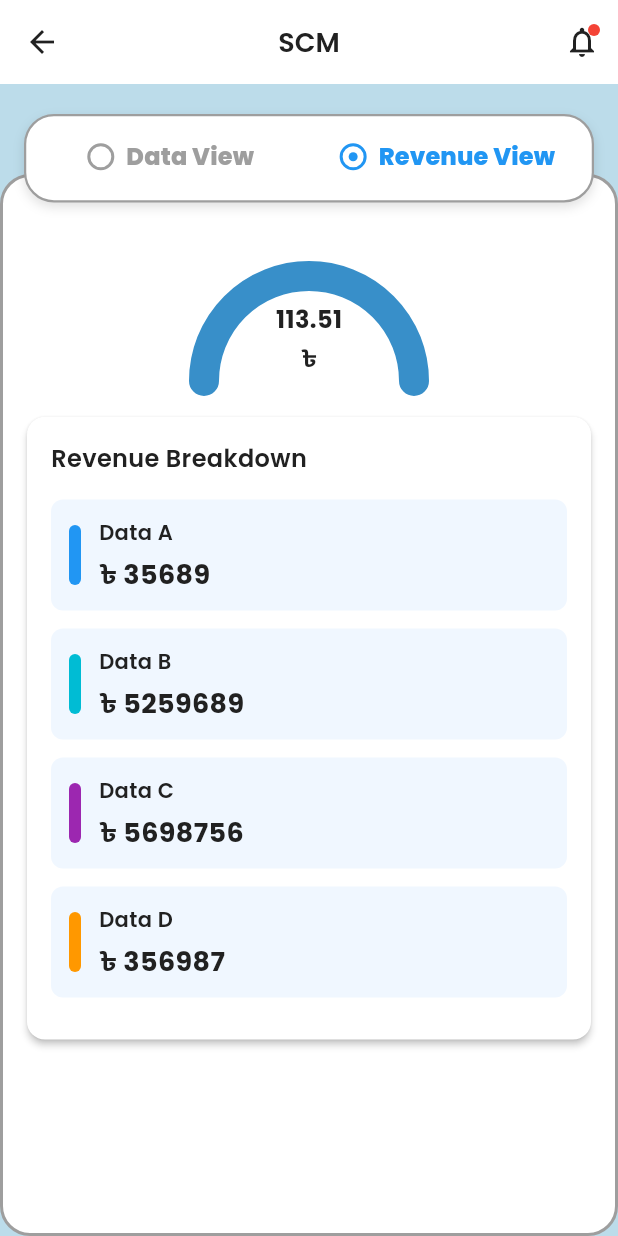
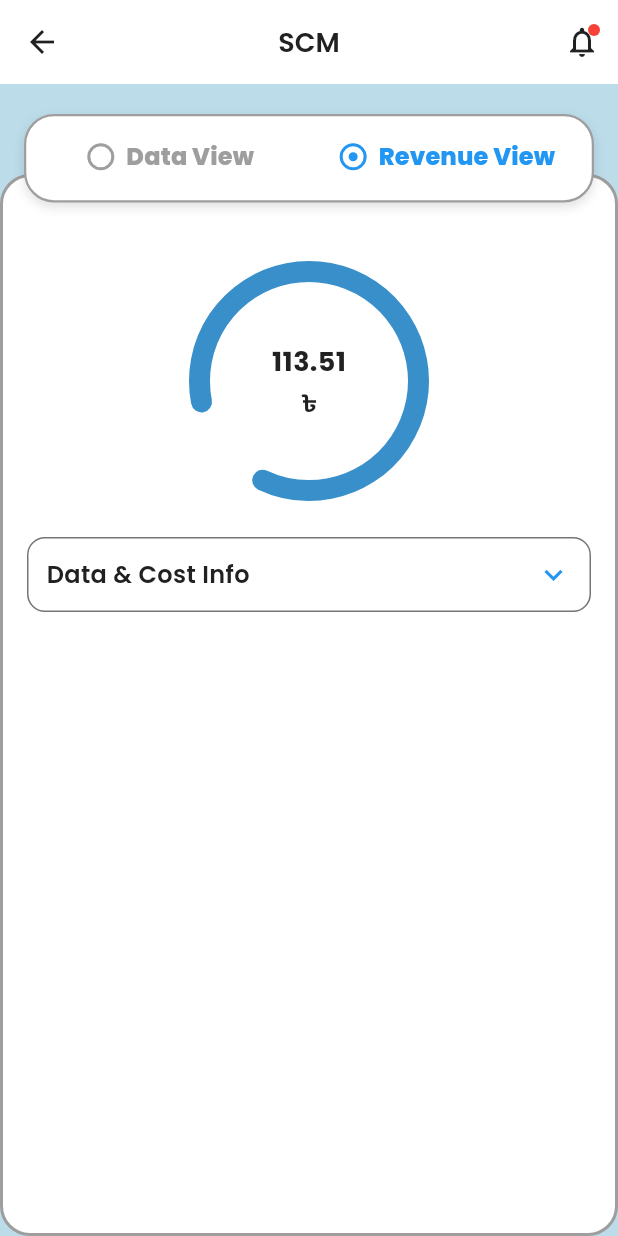
Before and after one commit to shariaralphabyte/scube-tech-task, a Flutter app: the SummaryScreen screen opened directly, tab 2 chosen, on a phone screen of 412 x 824 dp. Run offline on Flutter 3.47's test engine with Material 3 defaults, Android fonts, the phone set to English and light mode, and no system bars; our stand-ins replace google_fonts; accounts and stored records are empty.

Commit message:
refactor: Convert semi-circular progress to an almost-circular gauge and enhance revenue view
This commit refactors the `SemiCircularProgressWidget` into an "almost-circular" gauge and introduces significant UI/UX improvements to the revenue view in the `SummaryScreen`.

Key changes include:

-   **Almost-Circular Gauge (`SemiCircularProgressWidget`):**
    -   Modified the custom painter from `_SemiCircularProgressPainter` to `_AlmostCircularPainter` to render a gauge that is nearly a full circle with a small gap at the bottom.
    -   Adjusted the widget's default `height` to match its `width`, making it a square aspect ratio suitable for the new circular shape.
    -   Centered the value and unit text within the gauge.
    -   Increased the font size of the displayed value for better visibility.

-   **Revenue View (`SummaryScreen`):**
    -   Replaced the previous static "Revenue Breakdown" card with a new expandable card titled "Data & Cost Info".
    -   Users can now tap the card header to toggle the visibility of the detailed breakdown, controlled by an animated arrow icon.
    -   The breakdown items now display both cost and data values, including the percentage contribution.
    -   Updated the `SemiCircularProgressWidget` implementation for revenue display, adjusting its size and stroke width for the new gauge style.

-   **Minor Code Refinements:**
    -   Removed a hardcoded `SizedBox` from the progress widget's text layout.
    -   Cleaned up various decorative and layout properties in the `SummaryScreen` for better consistency.

```diff
--- a/lib/presentation/screens/summary_screen.dart
+++ b/lib/presentation/screens/summary_screen.dart
@@ -2,11 +2,13 @@ import 'package:flutter/material.dart';
 import 'package:provider/provider.dart';
 import '../../core/theme/app_theme.dart';
 import '../../core/constants/app_constants.dart';
+import '../../core/utils/utils.dart';
 import '../providers/energy_provider.dart';
 import '../widgets/circular_progress_widget.dart';
 import '../widgets/energy_chart_card.dart';
 import '../widgets/semi_circular_progress_widget.dart';
 import 'custom_date_screen.dart';
+import 'dart:math' as math;
 
 class SummaryScreen extends StatefulWidget {
   const SummaryScreen({super.key});
@@ -19,6 +21,7 @@ class _SummaryScreenState extends State<SummaryScreen>
     with SingleTickerProviderStateMixin {
   late TabController _tabController;
   bool _showTodayData = true;
+  bool _isExpanded = false; // Revenue card expanded state
 
   @override
   void initState() {
@@ -65,9 +68,7 @@ class _SummaryScreenState extends State<SummaryScreen>
                 ),
               ],
             ),
-            onPressed: () {
-              // Handle notifications
-            },
+            onPressed: () {},
           ),
         ],
       ),
@@ -76,28 +77,20 @@ class _SummaryScreenState extends State<SummaryScreen>
         child: Stack(
           children: [
             Positioned.fill(
-              top: 60, // Push down to allow overlap
+              top: 60,
               child: Container(
-
                 padding: const EdgeInsets.only(top: 40),
                 decoration: BoxDecoration(
                   color: Colors.white,
                   borderRadius: BorderRadius.circular(20),
-                  border: Border.all(
-                    color:Colors.grey,
-                    width: 2,
-                  ),
+                  border: Border.all(color: Colors.grey, width: 2),
                 ),
                 child: TabBarView(
                   controller: _tabController,
-                  children: [
-                    _buildDataView(),
-                    _buildRevenueView(),
-                  ],
+                  children: [_buildDataView(), _buildRevenueView()],
                 ),
               ),
             ),
-
             Positioned(
               top: 20,
               left: 16,
@@ -136,18 +129,11 @@ class _SummaryScreenState extends State<SummaryScreen>
           ],
         ),
       ),
-
-
-
     );
   }
 
-  Widget _buildTab({
-    required String title,
-    required int index,
-  }) {
+  Widget _buildTab({required String title, required int index}) {
     final bool isSelected = _tabController.index == index;
-
     return Tab(
       child: Row(
         mainAxisAlignment: MainAxisAlignment.center,
@@ -159,9 +145,7 @@ class _SummaryScreenState extends State<SummaryScreen>
             style: TextStyle(
               fontSize: 16,
               fontWeight: FontWeight.w800,
-              color: isSelected
-                  ? AppTheme.primaryBlue
-                  : Colors.grey,
+              color: isSelected ? AppTheme.primaryBlue : Colors.grey,
             ),
           ),
         ],
@@ -193,9 +177,7 @@ class _SummaryScreenState extends State<SummaryScreen>
               width: 6,
               height: 6,
               decoration: BoxDecoration(
-                color: isSelected
-                    ? AppTheme.primaryBlue
-                    : Colors.transparent,
+                color: isSelected ? AppTheme.primaryBlue : Colors.transparent,
                 shape: BoxShape.circle,
               ),
             ),
@@ -204,7 +186,6 @@ class _SummaryScreenState extends State<SummaryScreen>
       ),
     );
   }
-
 
   Widget _buildDataView() {
     return Consumer<EnergyProvider>(
@@ -225,7 +206,6 @@ class _SummaryScreenState extends State<SummaryScreen>
             child: Column(
               children: [
                 const SizedBox(height: 16),
-                // Circular Progress
                 CircularProgressWidget(
                   value: data.energyPerSqft,
                   maxValue: 1,
@@ -233,15 +213,13 @@ class _SummaryScreenState extends State<SummaryScreen>
                   size: 160,
                 ),
                 const SizedBox(height: 24),
-                // Today / Custom Date Toggle
                 _buildDataToggle(),
                 const SizedBox(height: 16),
-                // Energy Chart
                 EnergyChartCard(
                   totalPower: data.totalPower,
                   dataSources: data.dataSources,
                 ),
-                const SizedBox(height: 80), // Space for FAB
+                const SizedBox(height: 80),
               ],
             ),
           ),
@@ -262,7 +240,6 @@ class _SummaryScreenState extends State<SummaryScreen>
           return _buildNoDataView();
         }
 
-        // Calculate total revenue
         final totalRevenue = data.dataSources.fold<double>(
           0,
           (sum, source) => sum + source.cost,
@@ -275,65 +252,106 @@ class _SummaryScreenState extends State<SummaryScreen>
             child: Column(
               children: [
                 const SizedBox(height: 16),
-                // Revenue Display
                 SemiCircularProgressWidget(
                   value: totalRevenue / 100000,
                   maxValue: 1,
                   unit: '৳',
                   width: 160,
-                  height: 80,
+                  height: 160,
+                  strokeWidth: 14,
                 ),
-
                 const SizedBox(height: 16),
-                // Revenue breakdown
-                Card(
-                  margin: const EdgeInsets.symmetric(horizontal: 16, vertical: 8),
-                  child: Padding(
-                    padding: const EdgeInsets.all(16),
+                // Expandable card
+                Container(
+                  margin: const EdgeInsets.symmetric(
+                    horizontal: 16,
+                    vertical: 8,
+                  ),
+                  decoration: BoxDecoration(
+                    border: Border.all(color: AppTheme.textGray),
+                    borderRadius: BorderRadius.circular(12),
+                  ),
                   child: Column(
-                      crossAxisAlignment: CrossAxisAlignment.start,
+                    children: [
+                      // Header
+                      InkWell(
+                        onTap: () {
+                          setState(() {
+                            _isExpanded = !_isExpanded;
+                          });
+                        },
+                        child: Container(
+                          padding: const EdgeInsets.all(12),
+                          child: Row(
+                            mainAxisAlignment: MainAxisAlignment.spaceBetween,
                             children: [
                               Text(
-                          'Revenue Breakdown',
+                                'Data & Cost Info',
                                 style: AppTheme.screenTitle,
                               ),
-                        const SizedBox(height: 16),
-                        ...data.dataSources.map((source) {
+                              Icon(
+                                _isExpanded
+                                    ? Icons.keyboard_arrow_up
+                                    : Icons.keyboard_arrow_down,
+                                color: AppTheme.primaryBlue,
+                              ),
+                            ],
+                          ),
+                        ),
+                      ),
+                      // Expandable list
+                      if (_isExpanded)
+                        Column(
+                          children: data.dataSources.map((source) {
                             final color = Color(int.parse(source.color));
                             return Container(
-                            margin: const EdgeInsets.only(bottom: 12),
+                              margin: const EdgeInsets.only(
+                                bottom: 12,
+                                left: 12,
+                                right: 12,
+                              ),
                               padding: const EdgeInsets.all(12),
                               decoration: BoxDecoration(
-                              color: AppTheme.veryLightBlue,
-                              borderRadius: BorderRadius.circular(8),
+                                border: Border.all(color: AppTheme.textGray),
+                                borderRadius: BorderRadius.circular(12),
                               ),
                               child: Row(
                                 children: [
-                                Container(
-                                  width: 8,
-                                  height: 40,
-                                  decoration: BoxDecoration(
-                                    color: color,
-                                    borderRadius: BorderRadius.circular(4),
-                                  ),
-                                ),
-                                const SizedBox(width: 12),
                                   Expanded(
                                     child: Column(
-                                    crossAxisAlignment: CrossAxisAlignment.start,
+                                      crossAxisAlignment:
+                                          CrossAxisAlignment.start,
+                                      children: [
+                                        Row(
                                           children: [
                                             Text(
-                                        source.name,
+                                              'Data 1',
                                               style: AppTheme.bodyText.copyWith(
                                                 fontWeight: FontWeight.w600,
                                               ),
                                             ),
+                                            Text(
+                                              ': ${NumberUtils.formatNumber(source.data)} (${NumberUtils.formatPercentage(source.percentage)})',
+                                              style: AppTheme.dataValue
+                                                  .copyWith(fontSize: 18),
+                                            ),
+                                          ],
+                                        ),
                                         const SizedBox(height: 4),
+                                        Row(
+                                          children: [
                                             Text(
-                                        '৳ ${source.cost.toStringAsFixed(0)}',
-                                        style: AppTheme.dataValue.copyWith(
-                                          fontSize: 18,
+                                              'Cost ',
+                                              style: AppTheme.bodyText.copyWith(
+                                                fontWeight: FontWeight.w600,
                                               ),
+                                            ),
+                                            Text(
+                                              ': ${source.cost.toStringAsFixed(0)}',
+                                              style: AppTheme.dataValue
+                                                  .copyWith(fontSize: 18),
+                                            ),
+                                          ],
                                         ),
                                       ],
                                     ),
@@ -341,9 +359,9 @@ class _SummaryScreenState extends State<SummaryScreen>
                                 ],
                               ),
                             );
-                        }),
+                          }).toList(),
+                        ),
                     ],
-                    ),
                   ),
                 ),
                 const SizedBox(height: 80),
@@ -366,30 +384,20 @@ class _SummaryScreenState extends State<SummaryScreen>
       child: Row(
         children: [
           Expanded(
-            child: _buildToggleButton(
-              'Today Data',
-              _showTodayData,
-              () {
+            child: _buildToggleButton('Today Data', _showTodayData, () {
               setState(() {
                 _showTodayData = true;
               });
               context.read<EnergyProvider>().toggleDataView(true);
-              },
-            ),
+            }),
           ),
           const SizedBox(width: 8),
           Expanded(
-            child: _buildToggleButton(
-              'Custom Date Data',
-              !_showTodayData,
-              () {
+            child: _buildToggleButton('Custom Date Data', !_showTodayData, () {
               Navigator.of(context).push(
-                  MaterialPageRoute(
-                    builder: (_) => const CustomDateScreen(),
-                  ),
+                MaterialPageRoute(builder: (_) => const CustomDateScreen()),
               );
-              },
-            ),
+            }),
           ),
         ],
       ),
--- a/lib/presentation/widgets/semi_circular_progress_widget.dart
+++ b/lib/presentation/widgets/semi_circular_progress_widget.dart
@@ -1,5 +1,9 @@
+// ------------------------ SEMI-CIRCULAR WIDGET (ALMOST CIRCLE) ------------------------
+
+import 'dart:math' as math;
+
 import 'package:flutter/material.dart';
-import 'dart:math' as math;
+
 import '../../core/theme/app_theme.dart';
 
 class SemiCircularProgressWidget extends StatelessWidget {
@@ -18,7 +22,7 @@ class SemiCircularProgressWidget extends StatelessWidget {
     this.maxValue = 100,
     required this.unit,
     this.width = 200,
-    this.height = 100,
+    this.height = 200,
     this.strokeWidth = 20,
     this.progressColor = AppTheme.circuleColor,
     this.backgroundColor = AppTheme.white,
@@ -26,7 +30,7 @@ class SemiCircularProgressWidget extends StatelessWidget {
 
   @override
   Widget build(BuildContext context) {
-    final percentage = (value / maxValue).clamp(0.0, 1.0); // FIXED
+    final percentage = (value / maxValue).clamp(0.0, 1.0);
 
     return SizedBox(
       width: width,
@@ -35,7 +39,7 @@ class SemiCircularProgressWidget extends StatelessWidget {
         children: [
           CustomPaint(
             size: Size(width, height),
-            painter: _SemiCircularProgressPainter(
+            painter: _AlmostCircularPainter(
               percentage: percentage,
               strokeWidth: strokeWidth,
               progressColor: progressColor,
@@ -43,14 +47,13 @@ class SemiCircularProgressWidget extends StatelessWidget {
             ),
           ),
           Align(
-            alignment: const Alignment(0, 0.3), // Move text slightly up
+            alignment: const Alignment(0, 0),
             child: Column(
               mainAxisSize: MainAxisSize.min,
               children: [
-                SizedBox(height: 20,),
                 Text(
                   value.toStringAsFixed(2),
-                  style: AppTheme.largeValue.copyWith(fontSize: 16),
+                  style: AppTheme.largeValue.copyWith(fontSize: 18),
                 ),
                 const SizedBox(height: 2),
                 Text(
@@ -66,13 +69,13 @@ class SemiCircularProgressWidget extends StatelessWidget {
   }
 }
 
-class _SemiCircularProgressPainter extends CustomPainter {
+class _AlmostCircularPainter extends CustomPainter {
   final double percentage;
   final double strokeWidth;
   final Color progressColor;
   final Color backgroundColor;
 
-  _SemiCircularProgressPainter({
+  _AlmostCircularPainter({
     required this.percentage,
     required this.strokeWidth,
     required this.progressColor,
@@ -81,10 +84,13 @@ class _SemiCircularProgressPainter extends CustomPainter {
 
   @override
   void paint(Canvas canvas, Size size) {
-    final center = Offset(size.width / 2, size.height);
+    final center = Offset(size.width / 2, size.height / 2);
     final radius = (size.width - strokeWidth) / 2;
 
-    // Draw background arc (semi-circle)
+    final gap = math.pi * 0.3; // 10% gap
+    final startAngle = -math.pi /  gap ; // rotate so gap is at bottom
+    final sweepAngle = 2 * math.pi - gap;       // almost full circle
+
     final backgroundPaint = Paint()
       ..color = backgroundColor
       ..style = PaintingStyle.stroke
@@ -93,25 +99,22 @@ class _SemiCircularProgressPainter extends CustomPainter {
 
     canvas.drawArc(
       Rect.fromCircle(center: center, radius: radius),
-      math.pi,          // Start from left
-      math.pi,          // Sweep 180 degrees
+      startAngle,
+      sweepAngle,
       false,
       backgroundPaint,
     );
 
-    // Draw progress arc
     final progressPaint = Paint()
       ..color = progressColor
       ..style = PaintingStyle.stroke
       ..strokeWidth = strokeWidth
       ..strokeCap = StrokeCap.round;
 
-    final sweepAngle = math.pi * percentage; // Half circle progress
-
     canvas.drawArc(
       Rect.fromCircle(center: center, radius: radius),
-      math.pi,          // Start from left
-      sweepAngle,
+      startAngle,
+      sweepAngle * percentage,
       false,
       progressPaint,
     );
```
Lines whose indentation alone changed are shown as unchanged.
